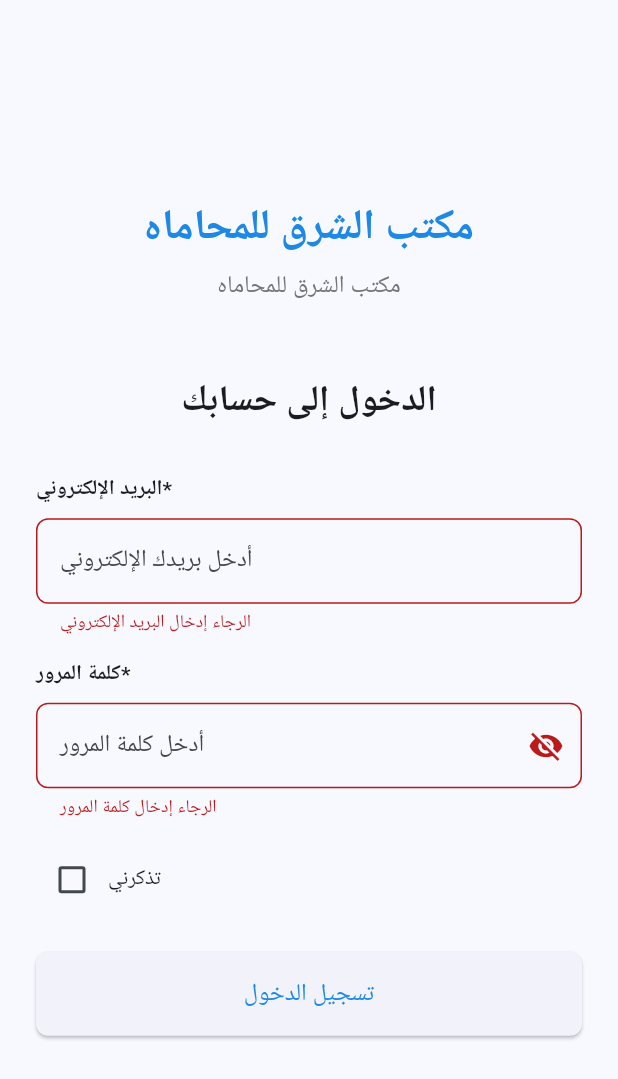
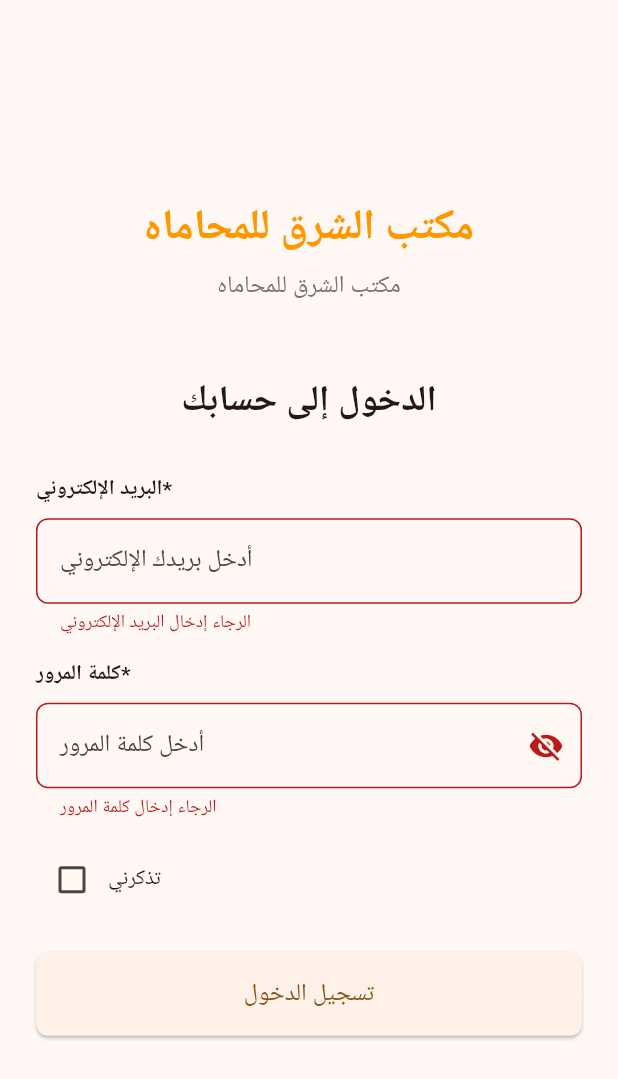
Before and after one commit to IslamSayed1986/alsharq_law_office_app, a Flutter app: the screen it shows after launch, after a tap on "تسجيل الدخول", on a phone screen of 412 x 824 dp. Shown: the top 1079 px of the screen. Run offline on Flutter 3.47's test engine with Material 3 defaults, Android fonts, the phone set to English and light mode, and no system bars; Roboto replaces fonts that are missing (Cairo).

```diff
--- a/lib/main.dart
+++ b/lib/main.dart
@@ -1,5 +1,6 @@
+import 'package:alsharq_law_office_app/screens/login/login_screen.dart';
 import 'package:flutter/material.dart';
-import 'package:alsharq_law_office_app/screens/login/login_screen.dart';
+import 'screens/dashboard_screen.dart';
 
 void main() {
   runApp(const MyApp());
@@ -11,17 +12,21 @@ class MyApp extends StatelessWidget {
   @override
   Widget build(BuildContext context) {
     return MaterialApp(
-      title: 'مكتب الشرق للمحاماه',
+      title: 'Lawyers CRM',
+      theme: ThemeData(
+        primaryColor: Colors.orange,
+        colorScheme: ColorScheme.fromSeed(
+          seedColor: Colors.orange,
+        ),
+        expansionTileTheme: const ExpansionTileThemeData(
+          textColor: Colors.black87,
+          iconColor: Colors.black54,
+          childrenPadding: EdgeInsets.only(right: 16),
+        ),
+        fontFamily: 'Cairo', // Arabic font support
+      ),
+      locale: const Locale('ar'), // Set Arabic as default locale
       debugShowCheckedModeBanner: false,
-      theme: ThemeData(
-        colorScheme: ColorScheme.fromSeed(
-          seedColor: const Color(0xFF1E88E5),
-          primary: const Color(0xFF1E88E5),
-          secondary: const Color(0xFF42A5F5),
-        ),
-        useMaterial3: true,
-        fontFamily: 'Cairo',
-      ),
       home: const LoginScreen(),
     );
   }
--- a/lib/screens/login/widgets/login_form.dart
+++ b/lib/screens/login/widgets/login_form.dart
@@ -1,3 +1,4 @@
+import 'package:alsharq_law_office_app/screens/dashboard_screen.dart';
 import 'package:flutter/material.dart';
 import 'package:alsharq_law_office_app/screens/login/widgets/custom_text_field.dart';
 
@@ -47,6 +48,11 @@ class _LoginFormState extends State<LoginForm> {
       print('Email: ${_emailController.text}');
       print('Password: ${_passwordController.text}');
       print('Remember Me: $_rememberMe');
+      Navigator.push(
+        context,
+        MaterialPageRoute(builder: (context) => DashboardScreen()),
+
+      );
     }
   }
 
```
Also changed, not shown: lib/screens/dashboard_screen.dart (added, +185 -0 lines), 9 other files.
